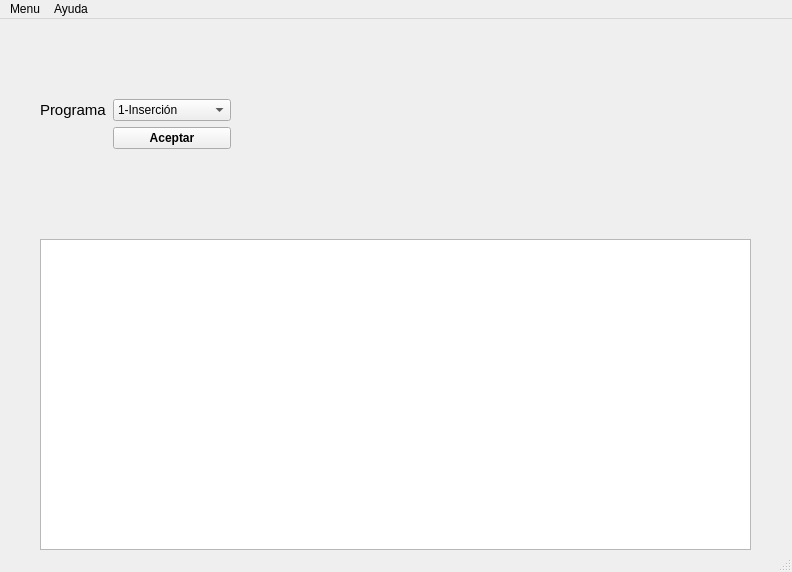
Gatovsky/AppMenu, file AppMenu/mainwindow.ui: the form before one commit.
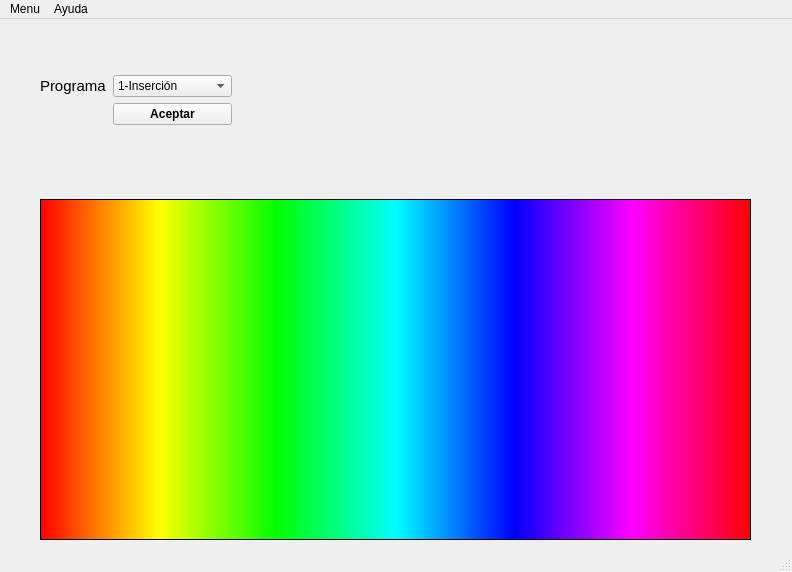
The form after the commit.

```diff
--- a/AppMenu/mainwindow.ui
+++ b/AppMenu/mainwindow.ui
@@ -13,24 +13,20 @@
   <property name="windowTitle">
    <string>MainWindow</string>
   </property>
+  <property name="toolButtonStyle">
+   <enum>Qt::ToolButtonFollowStyle</enum>
+  </property>
+  <property name="unifiedTitleAndToolBarOnMac">
+   <bool>false</bool>
+  </property>
   <widget class="QWidget" name="centralwidget">
-   <widget class="QListWidget" name="vistaPrograma">
-    <property name="geometry">
-     <rect>
-      <x>40</x>
-      <y>220</y>
-      <width>711</width>
-      <height>311</height>
-     </rect>
-    </property>
-   </widget>
    <widget class="QLabel" name="salidaResultado">
     <property name="geometry">
      <rect>
       <x>300</x>
       <y>30</y>
       <width>441</width>
-      <height>161</height>
+      <height>111</height>
      </rect>
     </property>
     <property name="font">
@@ -48,8 +44,8 @@
     <property name="geometry">
      <rect>
       <x>40</x>
-      <y>80</y>
-      <width>191</width>
+      <y>56</y>
+      <width>192</width>
       <height>60</height>
      </rect>
     </property>
@@ -102,6 +98,41 @@
      </item>
     </layout>
    </widget>
+   <widget class="QScrollArea" name="scrollCodigo">
+    <property name="geometry">
+     <rect>
+      <x>40</x>
+      <y>180</y>
+      <width>711</width>
+      <height>341</height>
+     </rect>
+    </property>
+    <property name="styleSheet">
+     <string notr="true">background-color: qlineargradient(spread:pad, x1:0, y1:0, x2:1, y2:0, stop:0 rgba(255, 0, 0, 255), stop:0.166 rgba(255, 255, 0, 255), stop:0.333 rgba(0, 255, 0, 255), stop:0.5 rgba(0, 255, 255, 255), stop:0.666 rgba(0, 0, 255, 255), stop:0.833 rgba(255, 0, 255, 255), stop:1 rgba(255, 0, 0, 255));</string>
+    </property>
+    <property name="frameShape">
+     <enum>QFrame::StyledPanel</enum>
+    </property>
+    <property name="frameShadow">
+     <enum>QFrame::Sunken</enum>
+    </property>
+    <property name="lineWidth">
+     <number>4</number>
+    </property>
+    <property name="widgetResizable">
+     <bool>true</bool>
+    </property>
+    <widget class="QWidget" name="scrollAreaWidgetContents">
+     <property name="geometry">
+      <rect>
+       <x>0</x>
+       <y>0</y>
+       <width>709</width>
+       <height>339</height>
+      </rect>
+     </property>
+    </widget>
+   </widget>
   </widget>
   <widget class="QMenuBar" name="menubar">
    <property name="geometry">
```
